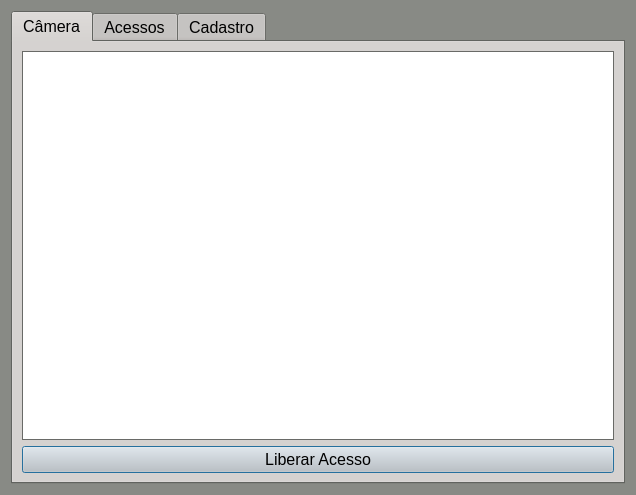
This is operador/interface_operador.ui in arthur-sanches/tcc_reconhecimento_facial as Qt 5 draws it before an edit. The edited form follows.
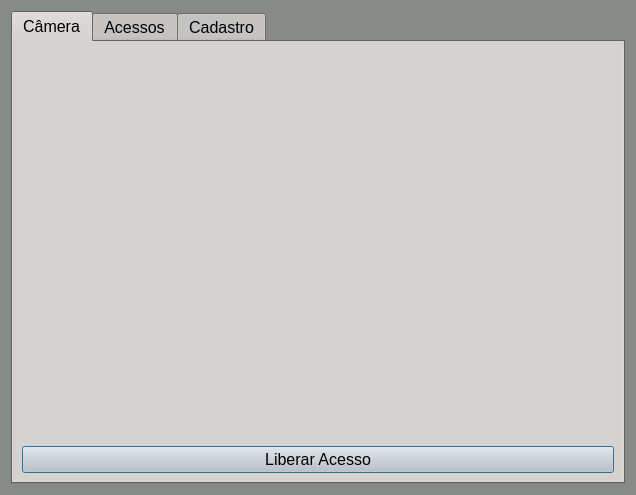
This is the edited form.

What changed in the file:
```diff
--- a/operador/interface_operador.ui
+++ b/operador/interface_operador.ui
@@ -484,7 +484,11 @@
         </widget>
        </item>
        <item row="0" column="0">
-        <widget class="QGraphicsView" name="graphicsView"/>
+        <widget class="QLabel" name="label">
+         <property name="text">
+          <string/>
+         </property>
+        </widget>
        </item>
       </layout>
      </widget>
```
